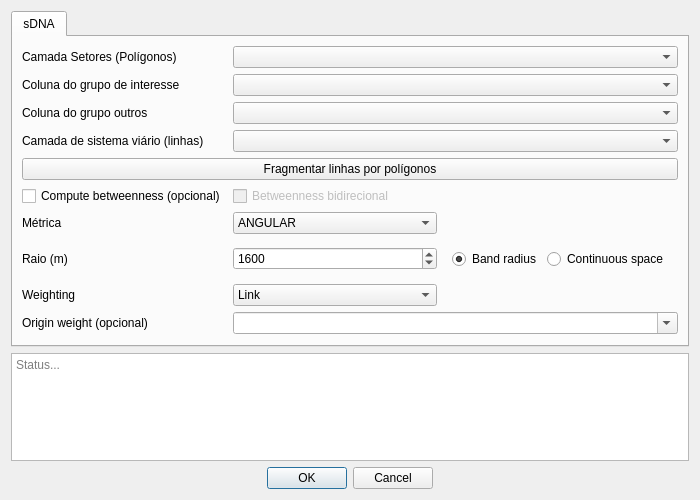
Qt form chasm_calculator_dialog_base.ui (Eduardo7660/chasm_windows) before a commit.
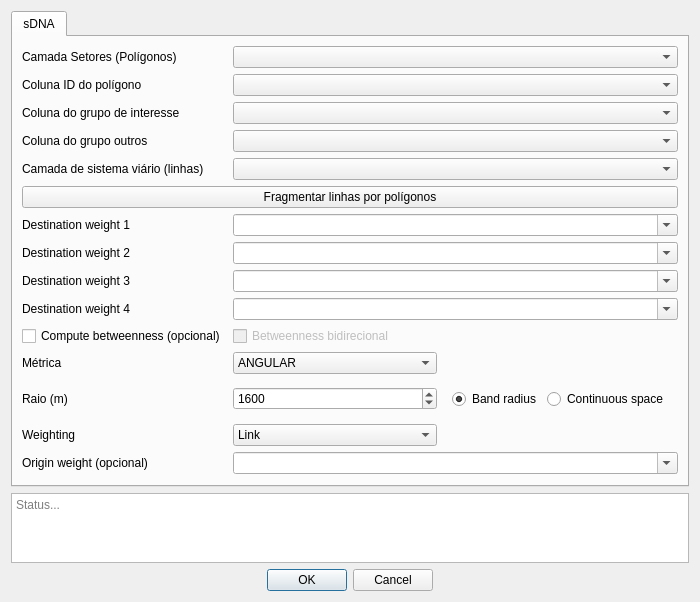
The same form after that commit.

What changed in the file:
```diff
--- a/chasm_calculator_dialog_base.ui
+++ b/chasm_calculator_dialog_base.ui
@@ -3,7 +3,7 @@
  <class>ChasmDialogBase</class>
  <widget class="QDialog" name="ChasmDialogBase">
   <property name="geometry">
-   <rect><x>0</x><y>0</y><width>700</width><height>500</height></rect>
+   <rect><x>0</x><y>0</y><width>700</width><height>560</height></rect>
   </property>
   <property name="windowTitle">
    <string>Chasm Calculator</string>
@@ -20,43 +20,136 @@
        <item row="0" column="0"><widget class="QLabel"><property name="text"><string>Camada Setores (Polígonos)</string></property></widget></item>
        <item row="0" column="1" colspan="2"><widget class="QComboBox" name="cbPoligonoLayer"/></item>
 
-       <item row="1" column="0"><widget class="QLabel"><property name="text"><string>Coluna do grupo de interesse</string></property></widget></item>
-       <item row="1" column="1" colspan="2"><widget class="QComboBox" name="cbGrupoInteresseField"/></item>
+       <item row="1" column="0">
+        <widget class="QLabel">
+         <property name="text"><string>Coluna ID do polígono</string></property>
+        </widget>
+       </item>
+       <item row="1" column="1" colspan="2">
+        <widget class="QComboBox" name="cbPoligonoIdField"/>
+       </item>
 
-       <item row="2" column="0"><widget class="QLabel"><property name="text"><string>Coluna do grupo outros</string></property></widget></item>
-       <item row="2" column="1" colspan="2"><widget class="QComboBox" name="cbGrupoOutriField"/></item>
+       <item row="2" column="0">
+        <widget class="QLabel">
+         <property name="text"><string>Coluna do grupo de interesse</string></property>
+        </widget>
+       </item>
+       <item row="2" column="1" colspan="2">
+        <widget class="QComboBox" name="cbGrupoInteresseField"/>
+       </item>
+
+       <item row="3" column="0">
+        <widget class="QLabel">
+         <property name="text"><string>Coluna do grupo outros</string></property>
+        </widget>
+       </item>
+       <item row="3" column="1" colspan="2">
+        <widget class="QComboBox" name="cbGrupoOutriField"/>
+       </item>
 
        <!-- Rede -->
-       <item row="3" column="0"><widget class="QLabel"><property name="text"><string>Camada de sistema viário (linhas)</string></property></widget></item>
-       <item row="3" column="1" colspan="2"><widget class="QComboBox" name="cbNetworkLayer"/></item>
+       <item row="4" column="0">
+        <widget class="QLabel">
+         <property name="text"><string>Camada de sistema viário (linhas)</string></property>
+        </widget>
+       </item>
+       <item row="4" column="1" colspan="2">
+        <widget class="QComboBox" name="cbNetworkLayer"/>
+       </item>
 
        <!-- Botão -->
-       <item row="4" column="0" colspan="3">
+       <item row="5" column="0" colspan="3">
         <widget class="QPushButton" name="btnFragmentLines">
          <property name="text"><string>Fragmentar linhas por polígonos</string></property>
          <property name="toolTip"><string>Corta a camada de linhas pelos polígonos e cria uma nova camada com o campo 'cod_setor'.</string></property>
         </widget>
        </item>
 
+       <!-- Destination Weights (4 campos) -->
+       <item row="6" column="0">
+        <widget class="QLabel">
+         <property name="text"><string>Destination weight 1</string></property>
+        </widget>
+       </item>
+       <item row="6" column="1" colspan="2">
+        <widget class="QComboBox" name="cbDW1">
+         <property name="editable"><bool>true</bool></property>
+        </widget>
+       </item>
+
+       <item row="7" column="0">
+        <widget class="QLabel">
+         <property name="text"><string>Destination weight 2</string></property>
+        </widget>
+       </item>
+       <item row="7" column="1" colspan="2">
+        <widget class="QComboBox" name="cbDW2">
+         <property name="editable"><bool>true</bool></property>
+        </widget>
+       </item>
+
+       <item row="8" column="0">
+        <widget class="QLabel">
+         <property name="text"><string>Destination weight 3</string></property>
+        </widget>
+       </item>
+       <item row="8" column="1" colspan="2">
+        <widget class="QComboBox" name="cbDW3">
+         <property name="editable"><bool>true</bool></property>
+        </widget>
+       </item>
+
+       <item row="9" column="0">
+        <widget class="QLabel">
+         <property name="text"><string>Destination weight 4</string></property>
+        </widget>
+       </item>
+       <item row="9" column="1" colspan="2">
+        <widget class="QComboBox" name="cbDW4">
+         <property name="editable"><bool>true</bool></property>
+        </widget>
+       </item>
+
        <!-- Parâmetros -->
-       <item row="5" column="0"><widget class="QCheckBox" name="chkBetweenness"><property name="text"><string>Compute betweenness (opcional)</string></property></widget></item>
-       <item row="5" column="1" colspan="2"><widget class="QCheckBox" name="chkBetweennessBidirectional"><property name="text"><string>Betweenness bidirecional</string></property><property name="enabled"><bool>false</bool></property></widget></item>
+       <item row="10" column="0">
+        <widget class="QCheckBox" name="chkBetweenness">
+         <property name="text"><string>Compute betweenness (opcional)</string></property>
+        </widget>
+       </item>
+       <item row="10" column="1" colspan="2">
+        <widget class="QCheckBox" name="chkBetweennessBidirectional">
+         <property name="text"><string>Betweenness bidirecional</string></property>
+         <property name="enabled"><bool>false</bool></property>
+        </widget>
+       </item>
 
-       <item row="6" column="0"><widget class="QLabel"><property name="text"><string>Métrica</string></property></widget></item>
-       <item row="6" column="1"><widget class="QComboBox" name="cbMetric">
+       <item row="11" column="0">
+        <widget class="QLabel">
+         <property name="text"><string>Métrica</string></property>
+        </widget>
+       </item>
+       <item row="11" column="1">
+        <widget class="QComboBox" name="cbMetric">
          <item><property name="text"><string>ANGULAR</string></property></item>
          <item><property name="text"><string>EUCLIDEAN</string></property></item>
          <item><property name="text"><string>NORMAL</string></property></item>
-       </widget></item>
+        </widget>
+       </item>
 
-       <item row="7" column="0"><widget class="QLabel"><property name="text"><string>Raio (m)</string></property></widget></item>
-       <item row="7" column="1"><widget class="QSpinBox" name="spinRadius">
+       <item row="12" column="0">
+        <widget class="QLabel">
+         <property name="text"><string>Raio (m)</string></property>
+        </widget>
+       </item>
+       <item row="12" column="1">
+        <widget class="QSpinBox" name="spinRadius">
          <property name="minimum"><number>0</number></property>
          <property name="maximum"><number>1000000</number></property>
          <property name="singleStep"><number>100</number></property>
          <property name="value"><number>1600</number></property>
-       </widget></item>
-       <item row="7" column="2">
+        </widget>
+       </item>
+       <item row="12" column="2">
         <widget class="QWidget" native="true">
          <layout class="QHBoxLayout" name="hlRadiusMode">
           <item><widget class="QRadioButton" name="rbBand"><property name="text"><string>Band radius</string></property><property name="checked"><bool>true</bool></property></widget></item>
@@ -65,14 +158,28 @@
         </widget>
        </item>
 
-       <item row="8" column="0"><widget class="QLabel"><property name="text"><string>Weighting</string></property></widget></item>
-       <item row="8" column="1"><widget class="QComboBox" name="cbWeighting">
+       <item row="13" column="0">
+        <widget class="QLabel">
+         <property name="text"><string>Weighting</string></property>
+        </widget>
+       </item>
+       <item row="13" column="1">
+        <widget class="QComboBox" name="cbWeighting">
          <item><property name="text"><string>Link</string></property></item>
          <item><property name="text"><string>Node</string></property></item>
-       </widget></item>
+        </widget>
+       </item>
 
-       <item row="9" column="0"><widget class="QLabel"><property name="text"><string>Origin weight (opcional)</string></property></widget></item>
-       <item row="9" column="1" colspan="2"><widget class="QComboBox" name="cbOriginWeight"><property name="editable"><bool>true</bool></property></widget></item>
+       <item row="14" column="0">
+        <widget class="QLabel">
+         <property name="text"><string>Origin weight (opcional)</string></property>
+        </widget>
+       </item>
+       <item row="14" column="1" colspan="2">
+        <widget class="QComboBox" name="cbOriginWeight">
+         <property name="editable"><bool>true</bool></property>
+        </widget>
+       </item>
 
       </layout>
      </widget>
```
Left out of the diff: 29 changed lines with no effect on the pictures.
